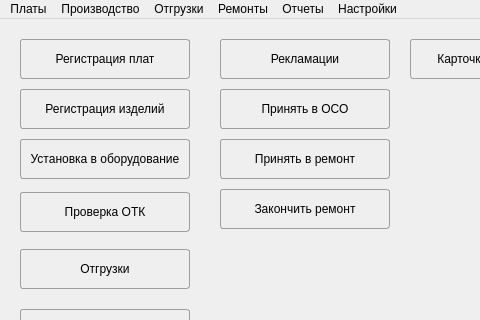
This is Remont/mainwindow.ui in AlexeyScherbakov2021/Remont2 as Qt 5 draws it before an edit; both pictures show x 0 to 480 and y 0 to 320 of the 710 by 431 pixel window. The edited form follows.
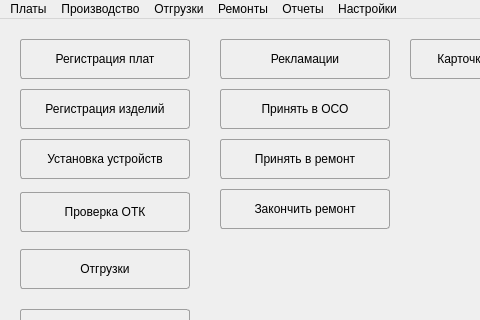
This is the edited form. Icons and pictures are not drawn.

```diff
--- a/Remont/mainwindow.ui
+++ b/Remont/mainwindow.ui
@@ -178,7 +178,7 @@
      </rect>
     </property>
     <property name="text">
-     <string>Установка в оборудование</string>
+     <string>Установка устройств</string>
     </property>
    </widget>
    <widget class="QPushButton" name="pbStartWork">
```
Left out of the diff: 6 changed lines with no effect on the pictures.
